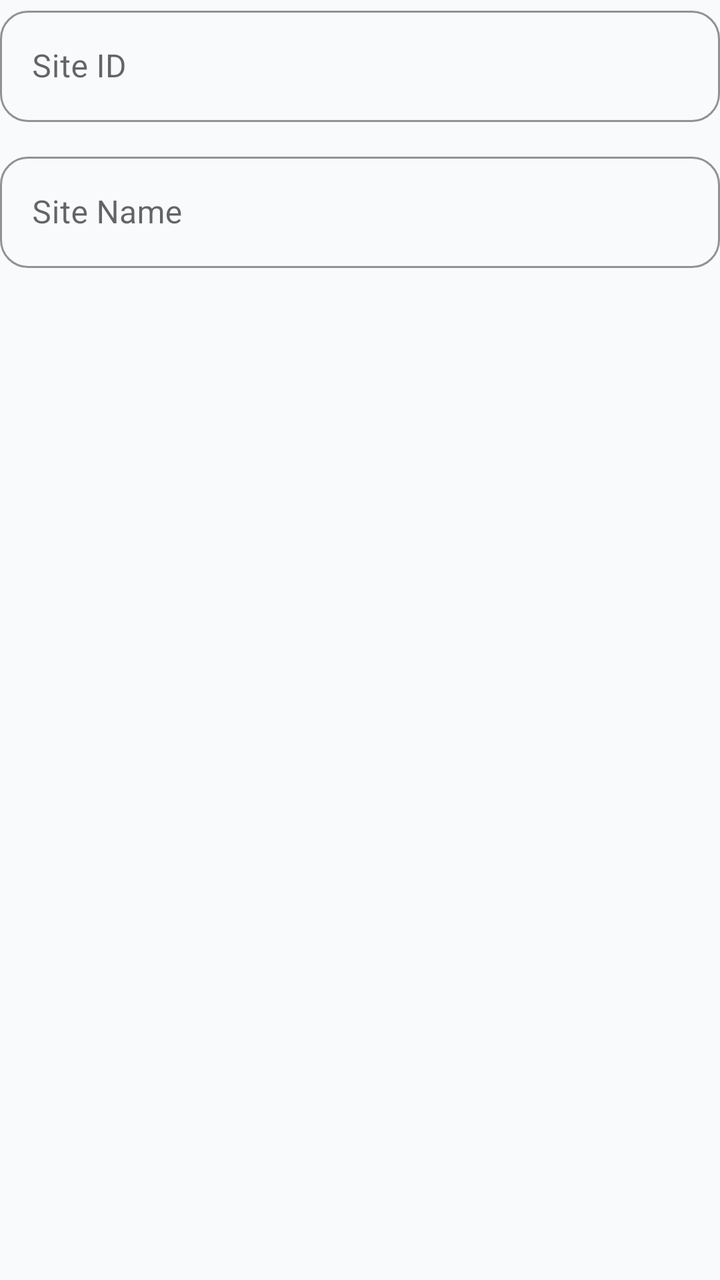
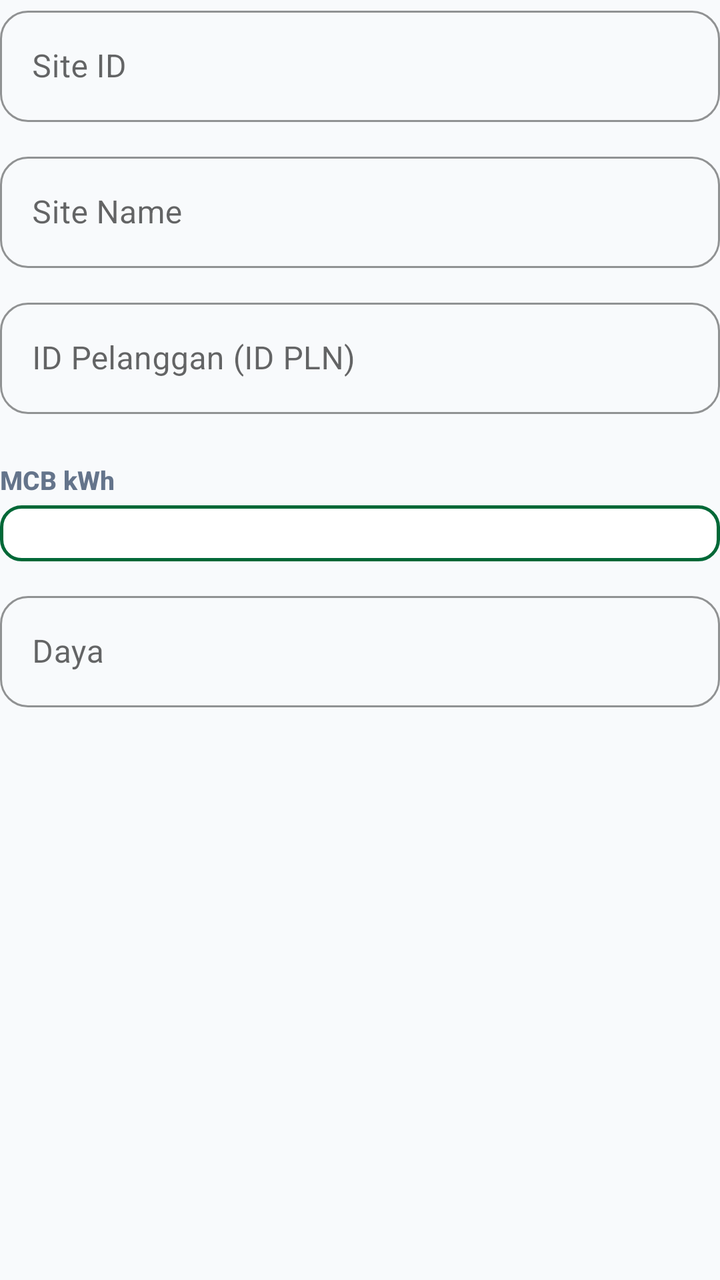

Before-and-after screenshots of an Android layout around one commit, followed by the original layout XML and the change that was made.
<!-- AndroidManifest.xml: application theme Theme.ZamanApps -->
<!-- res/layout/dialog_edit_informasi_site.xml -->
<?xml version="1.0" encoding="utf-8"?>
<LinearLayout xmlns:android="http://schemas.android.com/apk/res/android"
    xmlns:app="http://schemas.android.com/apk/res-auto"
    android:layout_width="match_parent"
    android:layout_height="wrap_content"
    android:orientation="vertical">

    
    <com.google.android.material.textfield.TextInputLayout
        style="@style/ZamanTextInputLayout"
        android:layout_width="match_parent"
        android:layout_height="wrap_content"
        android:layout_marginBottom="12dp"
        app:boxStrokeColor="@color/brand_primary">
        <com.google.android.material.textfield.TextInputEditText
            android:id="@+id/editSiteId"
            android:layout_width="match_parent"
            android:layout_height="wrap_content"
            android:hint="Site ID"
            android:inputType="text" />
    </com.google.android.material.textfield.TextInputLayout>

    <com.google.android.material.textfield.TextInputLayout
        style="@style/ZamanTextInputLayout"
        android:layout_width="match_parent"
        android:layout_height="wrap_content"
        app:boxStrokeColor="@color/brand_primary">
        <com.google.android.material.textfield.TextInputEditText
            android:id="@+id/editSiteName"
            android:layout_width="match_parent"
            android:layout_height="wrap_content"
            android:hint="Site Name"
            android:inputType="text" />
    </com.google.android.material.textfield.TextInputLayout>

</LinearLayout>
<!-- resources referenced by this layout -->
<resources>
  <color name="brand_primary">#006837</color>
  <style name="ZamanTextInputLayout" parent="Widget.MaterialComponents.TextInputLayout.OutlinedBox">
          <item name="boxCornerRadiusTopStart">14dp</item>
          <item name="boxCornerRadiusTopEnd">14dp</item>
          <item name="boxCornerRadiusBottomStart">14dp</item>
          <item name="boxCornerRadiusBottomEnd">14dp</item>
          <item name="boxStrokeColor">@color/brand_primary</item>
          <item name="hintTextColor">@color/brand_primary</item>
          <item name="startIconTint">@color/brand_primary</item>
      </style>
  <color name="brand_primary_dark">#004D25</color>
  <color name="white">#FFFFFF</color>
  <color name="brand_accent">#00A859</color>
  <color name="section_bg">#F8FAFC</color>
  <color name="text_primary">#0F172A</color>
  <color name="text_secondary">#64748B</color>
  <style name="ZamanCard" parent="Widget.MaterialComponents.CardView">
          <item name="cardCornerRadius">20dp</item>
          <item name="cardElevation">4dp</item>
          <item name="cardBackgroundColor">@color/card_bg</item>
          <item name="android:foreground">?attr/selectableItemBackground</item>
      </style>
  <color name="card_bg">#FFFFFF</color>
  <!-- unchanged entries left out for length: 2 -->
</resources>

<!-- the commit's change to res/layout/dialog_edit_informasi_site.xml (unified diff, before → after) -->
@@ -24,6 +24,7 @@
         style="@style/ZamanTextInputLayout"
         android:layout_width="match_parent"
         android:layout_height="wrap_content"
+        android:layout_marginBottom="12dp"
         app:boxStrokeColor="@color/brand_primary">
         <com.google.android.material.textfield.TextInputEditText
             android:id="@+id/editSiteName"
@@ -33,4 +34,37 @@
             android:inputType="text" />
     </com.google.android.material.textfield.TextInputLayout>
 
+    <com.google.android.material.textfield.TextInputLayout
+        style="@style/ZamanTextInputLayout"
+        android:layout_width="match_parent"
+        android:layout_height="wrap_content"
+        android:layout_marginBottom="12dp"
+        app:boxStrokeColor="@color/brand_primary">
+        <com.google.android.material.textfield.TextInputEditText
+            android:id="@+id/editIdPelanggan"
+            android:layout_width="match_parent"
+            android:layout_height="wrap_content"
+            android:hint="ID Pelanggan (ID PLN)"
+            android:inputType="numberDecimal" />
+    </com.google.android.material.textfield.TextInputLayout>
+
+    <TextView style="@style/FieldLabel" android:text="MCB kWh" />
+    <Spinner
+        android:id="@+id/spMcbKwh"
+        style="@style/SpinnerField"
+        android:layout_marginBottom="12dp" />
+
+    <com.google.android.material.textfield.TextInputLayout
+        style="@style/ZamanTextInputLayout"
+        android:layout_width="match_parent"
+        android:layout_height="wrap_content"
+        app:boxStrokeColor="@color/brand_primary">
+        <com.google.android.material.textfield.TextInputEditText
+            android:id="@+id/editDaya"
+            android:layout_width="match_parent"
+            android:layout_height="wrap_content"
+            android:hint="Daya"
+            android:inputType="numberDecimal" />
+    </com.google.android.material.textfield.TextInputLayout>
+
 </LinearLayout>
<!-- resource entries referenced after the edit -->
@@ -1,6 +1,17 @@
 <!-- resources referenced by this layout -->
 <resources>
   <color name="brand_primary">#006837</color>
+  <style name="FieldLabel">
+          <item name="android:layout_width">match_parent</item>
+          <item name="android:layout_height">wrap_content</item>
+          <item name="android:layout_marginTop">12dp</item>
+          <item name="android:layout_marginBottom">4dp</item>
+          <item name="android:textColor">@color/text_secondary</item>
+          <item name="android:textSize">13sp</item>
+          <item name="android:textStyle">bold</item>
+          <item name="android:fontFamily">sans-serif-medium</item>
+      </style>
+  <style name="SpinnerField" parent="SpinnerFieldModern" />
   <style name="ZamanTextInputLayout" parent="Widget.MaterialComponents.TextInputLayout.OutlinedBox">
           <item name="boxCornerRadiusTopStart">14dp</item>
           <item name="boxCornerRadiusTopEnd">14dp</item>
@@ -16,13 +27,57 @@
   <color name="section_bg">#F8FAFC</color>
   <color name="text_primary">#0F172A</color>
   <color name="text_secondary">#64748B</color>
+  <style name="SpinnerFieldModern" parent="Widget.AppCompat.Spinner">
+          <item name="android:layout_width">match_parent</item>
+          <item name="android:layout_height">wrap_content</item>
+          <item name="android:background">@drawable/spinner_background_modern</item>
+          <item name="android:padding">14dp</item>
+          <item name="android:textSize">15sp</item>
+          <item name="android:textColor">@color/text_primary</item>
+          <item name="android:popupBackground">@color/card_bg</item>
+          <item name="android:overlapAnchor">false</item>
+      </style>
   <style name="ZamanCard" parent="Widget.MaterialComponents.CardView">
           <item name="cardCornerRadius">20dp</item>
           <item name="cardElevation">4dp</item>
           <item name="cardBackgroundColor">@color/card_bg</item>
           <item name="android:foreground">?attr/selectableItemBackground</item>
       </style>
+  <!-- drawable spinner_background_modern (drawable) -->
+  <?xml version="1.0" encoding="utf-8"?>
+  <selector xmlns:android="http://schemas.android.com/apk/res/android">
+      <item>
+          <shape>
+              <solid android:color="@color/card_bg" />
+              <stroke
+                  android:width="1.5dp"
+                  android:color="@color/brand_primary" />
+              <corners android:radius="10dp" />
+              <padding
+                  android:left="14dp"
+                  android:top="14dp"
+                  android:right="14dp"
+                  android:bottom="14dp" />
+          </shape>
+      </item>
+      
+      <item android:state_pressed="true">
+          <shape>
+              <solid android:color="@color/brand_primary_lightest" />
+              <stroke
+                  android:width="2dp"
+                  android:color="@color/brand_primary" />
+              <corners android:radius="10dp" />
+              <padding
+                  android:left="14dp"
+                  android:top="14dp"
+                  android:right="14dp"
+                  android:bottom="14dp" />
+          </shape>
+      </item>
+  </selector>
   <color name="card_bg">#FFFFFF</color>
+  <color name="brand_primary_lightest">#E7F6EC</color>
   <!-- unchanged entries left out for length: 2 -->
 </resources>
 
